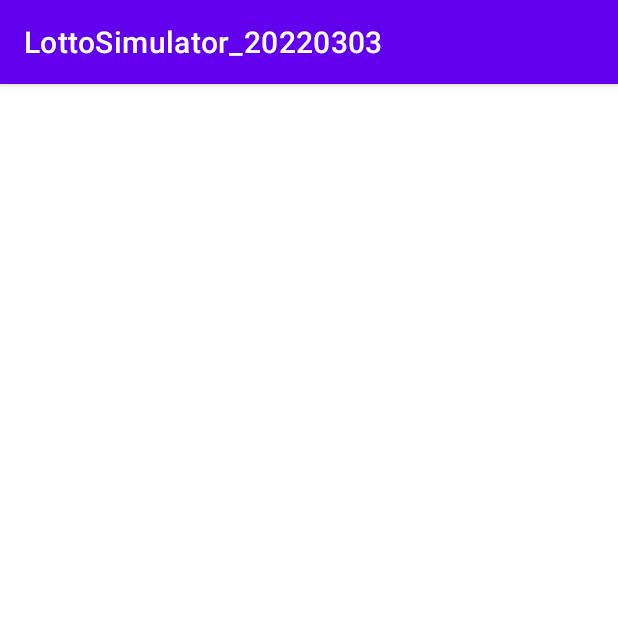
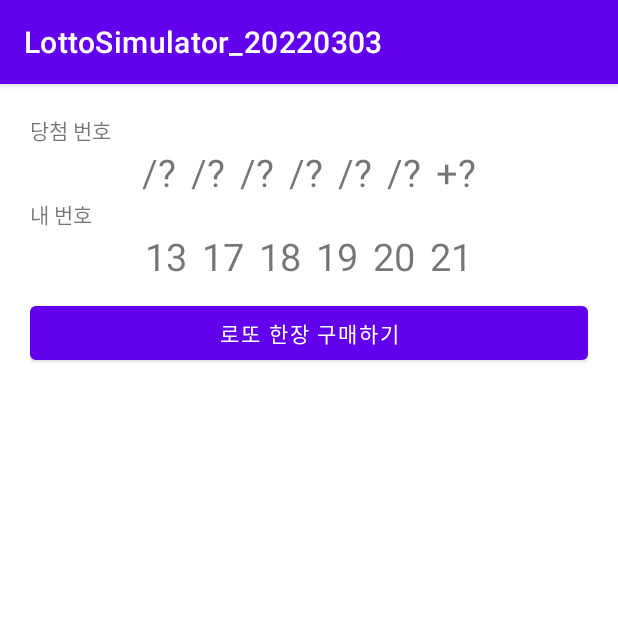
Before and after one commit to yyj5087/LottoSimulator_20220303, an Android app: the screen it shows after launch (MainActivity), on a phone screen of 412 x 824 dp, the top half of it. Run offline under Robolectric (Android 15) with nearby library versions, the phone set to English and light mode, and no system bars.

Commit message:
내번호/당첨번호/ 1장구매버튼ui

```diff
--- a/app/src/main/res/layout/activity_main.xml
+++ b/app/src/main/res/layout/activity_main.xml
@@ -5,8 +5,110 @@
     android:layout_width="match_parent"
     android:layout_height="match_parent"
     android:orientation="vertical"
+    android:padding="20dp"
     tools:context=".MainActivity">
 
+<TextView
+    android:text="당첨 번호"
+    android:layout_width="wrap_content"
+    android:layout_height="wrap_content"/>
+    <LinearLayout
+        android:gravity="center"
+        android:orientation="horizontal"
+        android:layout_width="match_parent"
+        android:layout_height="wrap_content">
+        <TextView
+            android:text="/?"
+            android:textSize="25sp"
+            android:layout_width="wrap_content"
+            android:layout_height="wrap_content"/>
+        <TextView
+            android:text="/?"
+            android:textSize="25sp"
+            android:layout_marginStart="10dp"
+            android:layout_width="wrap_content"
+            android:layout_height="wrap_content"/>
+        <TextView
+            android:text="/?"
+            android:textSize="25sp"
+            android:layout_marginStart="10dp"
+            android:layout_width="wrap_content"
+            android:layout_height="wrap_content"/>
+        <TextView
+            android:text="/?"
+            android:textSize="25sp"
+            android:layout_marginStart="10dp"
+            android:layout_width="wrap_content"
+            android:layout_height="wrap_content"/>
+        <TextView
+            android:text="/?"
+            android:textSize="25sp"
+            android:layout_marginStart="10dp"
+            android:layout_width="wrap_content"
+            android:layout_height="wrap_content"/>
+        <TextView
+            android:text="/?"
+            android:textSize="25sp"
+            android:layout_marginStart="10dp"
+            android:layout_width="wrap_content"
+            android:layout_height="wrap_content"/>
+        <TextView
+            android:text="+?"
+            android:textSize="25sp"
+            android:layout_marginStart="10dp"
+            android:layout_width="wrap_content"
+            android:layout_height="wrap_content"/>
 
+    </LinearLayout>
+    <TextView
+        android:text="내 번호"
+        android:layout_width="wrap_content"
+        android:layout_height="wrap_content"/>
+    <LinearLayout
+        android:gravity="center"
+        android:layout_width="match_parent"
+        android:layout_height="wrap_content">
+        <TextView
+            android:text="13"
+            android:textSize="25sp"
+            android:layout_width="wrap_content"
+            android:layout_height="wrap_content"/>
+        <TextView
+            android:text="17"
+            android:textSize="25sp"
+            android:layout_marginStart="10dp"
+            android:layout_width="wrap_content"
+            android:layout_height="wrap_content"/>
+        <TextView
+            android:text="18"
+            android:textSize="25sp"
+            android:layout_marginStart="10dp"
+            android:layout_width="wrap_content"
+            android:layout_height="wrap_content"/>
+        <TextView
+            android:text="19"
+            android:textSize="25sp"
+            android:layout_marginStart="10dp"
+            android:layout_width="wrap_content"
+            android:layout_height="wrap_content"/>
+        <TextView
+            android:text="20"
+            android:textSize="25sp"
+            android:layout_marginStart="10dp"
+            android:layout_width="wrap_content"
+            android:layout_height="wrap_content"/>
+        <TextView
+            android:text="21"
+            android:textSize="25sp"
+            android:layout_marginStart="10dp"
+            android:layout_width="wrap_content"
+            android:layout_height="wrap_content"/>
+
+    </LinearLayout>
+    <Button
+        android:layout_marginTop="10dp"
+        android:text="로또 한장 구매하기"
+        android:layout_width="match_parent"
+        android:layout_height="wrap_content"/>
 
 </LinearLayout>
```
